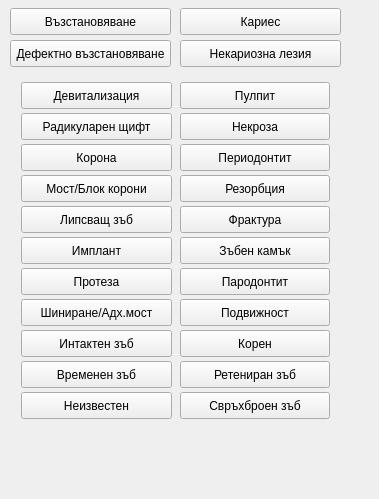
Old version of the form src/View/SubWidgets/ControlPanel.ui in the repository thefinalcutbg/DinoDent.
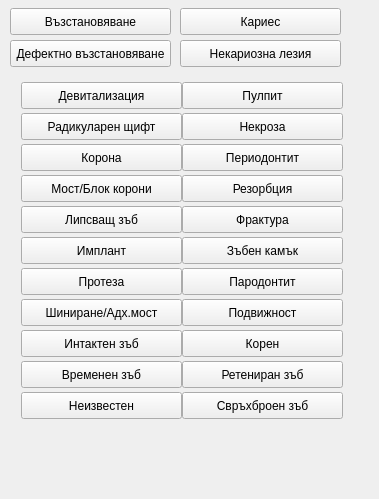
New version of the form. Custom widgets are drawn as their Qt base class.

Commit message: side button updated

```diff
--- a/src/View/SubWidgets/ControlPanel.ui
+++ b/src/View/SubWidgets/ControlPanel.ui
@@ -89,7 +89,7 @@
     <rect>
      <x>10</x>
      <y>70</y>
-     <width>331</width>
+     <width>336</width>
      <height>361</height>
     </rect>
    </property>
@@ -112,7 +112,7 @@
         </property>
         <property name="minimumSize">
          <size>
-          <width>0</width>
+          <width>161</width>
           <height>27</height>
          </size>
         </property>
@@ -143,7 +143,7 @@
         </property>
         <property name="minimumSize">
          <size>
-          <width>0</width>
+          <width>161</width>
           <height>27</height>
          </size>
         </property>
@@ -174,7 +174,7 @@
         </property>
         <property name="minimumSize">
          <size>
-          <width>0</width>
+          <width>161</width>
           <height>27</height>
          </size>
         </property>
@@ -208,7 +208,7 @@
         </property>
         <property name="minimumSize">
          <size>
-          <width>0</width>
+          <width>161</width>
           <height>27</height>
          </size>
         </property>
@@ -239,7 +239,7 @@
         </property>
         <property name="minimumSize">
          <size>
-          <width>0</width>
+          <width>161</width>
           <height>27</height>
          </size>
         </property>
@@ -270,7 +270,7 @@
         </property>
         <property name="minimumSize">
          <size>
-          <width>0</width>
+          <width>161</width>
           <height>27</height>
          </size>
         </property>
@@ -301,7 +301,7 @@
         </property>
         <property name="minimumSize">
          <size>
-          <width>0</width>
+          <width>161</width>
           <height>27</height>
          </size>
         </property>
@@ -332,7 +332,7 @@
         </property>
         <property name="minimumSize">
          <size>
-          <width>0</width>
+          <width>161</width>
           <height>27</height>
          </size>
         </property>
@@ -363,7 +363,7 @@
         </property>
         <property name="minimumSize">
          <size>
-          <width>0</width>
+          <width>161</width>
           <height>27</height>
          </size>
         </property>
@@ -391,7 +391,7 @@
         </property>
         <property name="minimumSize">
          <size>
-          <width>0</width>
+          <width>161</width>
           <height>27</height>
          </size>
         </property>
@@ -422,7 +422,7 @@
         </property>
         <property name="minimumSize">
          <size>
-          <width>0</width>
+          <width>161</width>
           <height>27</height>
          </size>
         </property>
@@ -457,7 +457,7 @@
         </property>
         <property name="minimumSize">
          <size>
-          <width>0</width>
+          <width>161</width>
           <height>27</height>
          </size>
         </property>
@@ -488,7 +488,7 @@
         </property>
         <property name="minimumSize">
          <size>
-          <width>0</width>
+          <width>161</width>
           <height>27</height>
          </size>
         </property>
@@ -510,7 +510,7 @@
         </property>
         <property name="minimumSize">
          <size>
-          <width>0</width>
+          <width>161</width>
           <height>27</height>
          </size>
         </property>
@@ -541,7 +541,7 @@
         </property>
         <property name="minimumSize">
          <size>
-          <width>0</width>
+          <width>161</width>
           <height>27</height>
          </size>
         </property>
@@ -569,7 +569,7 @@
         </property>
         <property name="minimumSize">
          <size>
-          <width>0</width>
+          <width>161</width>
           <height>27</height>
          </size>
         </property>
@@ -600,7 +600,7 @@
         </property>
         <property name="minimumSize">
          <size>
-          <width>0</width>
+          <width>161</width>
           <height>27</height>
          </size>
         </property>
@@ -628,7 +628,7 @@
         </property>
         <property name="minimumSize">
          <size>
-          <width>0</width>
+          <width>161</width>
           <height>27</height>
          </size>
         </property>
@@ -659,7 +659,7 @@
         </property>
         <property name="minimumSize">
          <size>
-          <width>0</width>
+          <width>161</width>
           <height>27</height>
          </size>
         </property>
@@ -690,7 +690,7 @@
         </property>
         <property name="minimumSize">
          <size>
-          <width>0</width>
+          <width>161</width>
           <height>27</height>
          </size>
         </property>
@@ -721,7 +721,7 @@
         </property>
         <property name="minimumSize">
          <size>
-          <width>0</width>
+          <width>161</width>
           <height>27</height>
          </size>
         </property>
@@ -752,7 +752,7 @@
         </property>
         <property name="minimumSize">
          <size>
-          <width>0</width>
+          <width>161</width>
           <height>27</height>
          </size>
         </property>
```
The commit also changes 5 other files.
